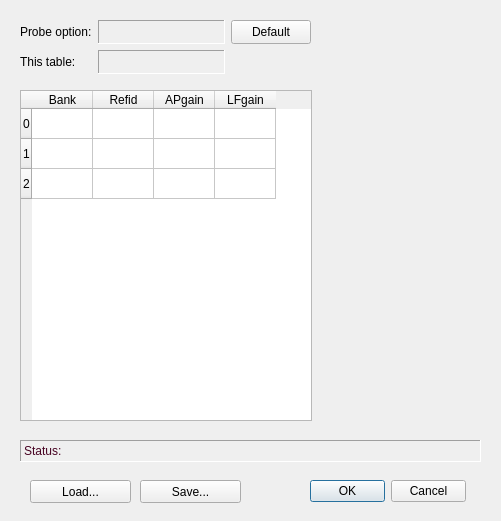
Old version of the form Forms/IMROEditor.ui in the repository billkarsh/SpikeGLX.
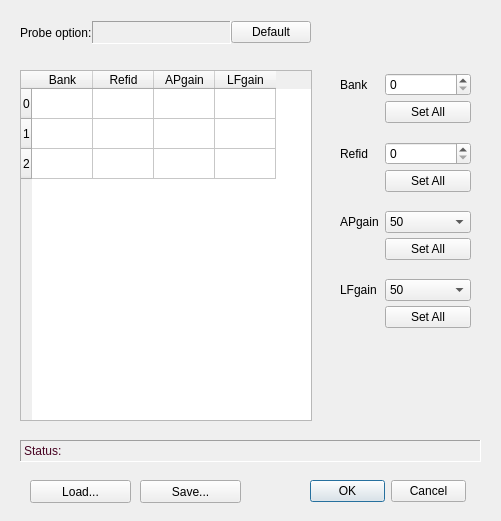
New version of the form.

Commit message: IMROEditor more features

```diff
--- a/Forms/IMROEditor.ui
+++ b/Forms/IMROEditor.ui
@@ -45,9 +45,9 @@
    <property name="geometry">
     <rect>
      <x>20</x>
-     <y>90</y>
+     <y>70</y>
      <width>292</width>
-     <height>331</height>
+     <height>351</height>
     </rect>
    </property>
    <property name="sizePolicy">
@@ -186,30 +186,253 @@
     <string>Save...</string>
    </property>
   </widget>
-  <widget class="QWidget" name="gridLayoutWidget">
+  <widget class="QWidget" name="gridLayoutWidget_2">
+   <property name="geometry">
+    <rect>
+     <x>340</x>
+     <y>70</y>
+     <width>131</width>
+     <height>261</height>
+    </rect>
+   </property>
+   <layout class="QGridLayout" name="gridLayout_2">
+    <property name="verticalSpacing">
+     <number>2</number>
+    </property>
+    <item row="0" column="0">
+     <widget class="QLabel" name="label">
+      <property name="sizePolicy">
+       <sizepolicy hsizetype="Preferred" vsizetype="Preferred">
+        <horstretch>0</horstretch>
+        <verstretch>0</verstretch>
+       </sizepolicy>
+      </property>
+      <property name="text">
+       <string>Bank</string>
+      </property>
+     </widget>
+    </item>
+    <item row="3" column="0">
+     <widget class="QLabel" name="label_2">
+      <property name="text">
+       <string>Refid</string>
+      </property>
+     </widget>
+    </item>
+    <item row="4" column="1">
+     <widget class="QPushButton" name="refidBut">
+      <property name="text">
+       <string>Set All</string>
+      </property>
+     </widget>
+    </item>
+    <item row="3" column="1">
+     <widget class="QSpinBox" name="refidSB">
+      <property name="sizePolicy">
+       <sizepolicy hsizetype="MinimumExpanding" vsizetype="Fixed">
+        <horstretch>0</horstretch>
+        <verstretch>0</verstretch>
+       </sizepolicy>
+      </property>
+     </widget>
+    </item>
+    <item row="0" column="1">
+     <widget class="QSpinBox" name="bankSB">
+      <property name="sizePolicy">
+       <sizepolicy hsizetype="MinimumExpanding" vsizetype="Fixed">
+        <horstretch>0</horstretch>
+        <verstretch>0</verstretch>
+       </sizepolicy>
+      </property>
+     </widget>
+    </item>
+    <item row="7" column="1">
+     <widget class="QPushButton" name="apBut">
+      <property name="text">
+       <string>Set All</string>
+      </property>
+     </widget>
+    </item>
+    <item row="5" column="1">
+     <spacer name="verticalSpacer_2">
+      <property name="orientation">
+       <enum>Qt::Vertical</enum>
+      </property>
+      <property name="sizeType">
+       <enum>QSizePolicy::Fixed</enum>
+      </property>
+      <property name="sizeHint" stdset="0">
+       <size>
+        <width>20</width>
+        <height>14</height>
+       </size>
+      </property>
+     </spacer>
+    </item>
+    <item row="9" column="0">
+     <widget class="QLabel" name="label_4">
+      <property name="text">
+       <string>LFgain</string>
+      </property>
+     </widget>
+    </item>
+    <item row="8" column="1">
+     <spacer name="verticalSpacer_3">
+      <property name="orientation">
+       <enum>Qt::Vertical</enum>
+      </property>
+      <property name="sizeType">
+       <enum>QSizePolicy::Fixed</enum>
+      </property>
+      <property name="sizeHint" stdset="0">
+       <size>
+        <width>20</width>
+        <height>14</height>
+       </size>
+      </property>
+     </spacer>
+    </item>
+    <item row="2" column="1">
+     <spacer name="verticalSpacer">
+      <property name="orientation">
+       <enum>Qt::Vertical</enum>
+      </property>
+      <property name="sizeType">
+       <enum>QSizePolicy::Fixed</enum>
+      </property>
+      <property name="sizeHint" stdset="0">
+       <size>
+        <width>20</width>
+        <height>14</height>
+       </size>
+      </property>
+     </spacer>
+    </item>
+    <item row="9" column="1">
+     <widget class="QComboBox" name="lfCB">
+      <item>
+       <property name="text">
+        <string>50</string>
+       </property>
+      </item>
+      <item>
+       <property name="text">
+        <string>125</string>
+       </property>
+      </item>
+      <item>
+       <property name="text">
+        <string>250</string>
+       </property>
+      </item>
+      <item>
+       <property name="text">
+        <string>500</string>
+       </property>
+      </item>
+      <item>
+       <property name="text">
+        <string>1000</string>
+       </property>
+      </item>
+      <item>
+       <property name="text">
+        <string>1500</string>
+       </property>
+      </item>
+      <item>
+       <property name="text">
+        <string>2000</string>
+       </property>
+      </item>
+      <item>
+       <property name="text">
+        <string>2500</string>
+       </property>
+      </item>
+     </widget>
+    </item>
+    <item row="1" column="1">
+     <widget class="QPushButton" name="bankBut">
+      <property name="text">
+       <string>Set All</string>
+      </property>
+     </widget>
+    </item>
+    <item row="6" column="0">
+     <widget class="QLabel" name="label_3">
+      <property name="text">
+       <string>APgain</string>
+      </property>
+     </widget>
+    </item>
+    <item row="6" column="1">
+     <widget class="QComboBox" name="apCB">
+      <item>
+       <property name="text">
+        <string>50</string>
+       </property>
+      </item>
+      <item>
+       <property name="text">
+        <string>125</string>
+       </property>
+      </item>
+      <item>
+       <property name="text">
+        <string>250</string>
+       </property>
+      </item>
+      <item>
+       <property name="text">
+        <string>500</string>
+       </property>
+      </item>
+      <item>
+       <property name="text">
+        <string>1000</string>
+       </property>
+      </item>
+      <item>
+       <property name="text">
+        <string>1500</string>
+       </property>
+      </item>
+      <item>
+       <property name="text">
+        <string>2000</string>
+       </property>
+      </item>
+      <item>
+       <property name="text">
+        <string>2500</string>
+       </property>
+      </item>
+     </widget>
+    </item>
+    <item row="10" column="1">
+     <widget class="QPushButton" name="lfBut">
+      <property name="text">
+       <string>Set All</string>
+      </property>
+     </widget>
+    </item>
+   </layout>
+  </widget>
+  <widget class="QWidget" name="horizontalLayoutWidget">
    <property name="geometry">
     <rect>
      <x>20</x>
      <y>20</y>
      <width>291</width>
-     <height>54</height>
+     <height>25</height>
     </rect>
    </property>
-   <layout class="QGridLayout" name="gridLayout">
-    <item row="0" column="3">
-     <widget class="QPushButton" name="defaultBut">
-      <property name="sizePolicy">
-       <sizepolicy hsizetype="Minimum" vsizetype="Preferred">
-        <horstretch>0</horstretch>
-        <verstretch>0</verstretch>
-       </sizepolicy>
-      </property>
-      <property name="text">
-       <string>Default</string>
-      </property>
-     </widget>
-    </item>
-    <item row="0" column="0">
+   <layout class="QHBoxLayout" name="horizontalLayout">
+    <property name="spacing">
+     <number>0</number>
+    </property>
+    <item>
      <widget class="QLabel" name="prbHdr">
       <property name="sizePolicy">
        <sizepolicy hsizetype="Preferred" vsizetype="Preferred">
@@ -222,20 +445,13 @@
       </property>
      </widget>
     </item>
-    <item row="1" column="0">
-     <widget class="QLabel" name="tblHdr">
-      <property name="text">
-       <string>This table:</string>
-      </property>
-     </widget>
-    </item>
-    <item row="0" column="1" colspan="2">
+    <item>
      <widget class="QLabel" name="prbLbl">
       <property name="enabled">
        <bool>true</bool>
       </property>
       <property name="sizePolicy">
-       <sizepolicy hsizetype="Preferred" vsizetype="Preferred">
+       <sizepolicy hsizetype="Expanding" vsizetype="Fixed">
         <horstretch>1</horstretch>
         <verstretch>0</verstretch>
        </sizepolicy>
@@ -297,71 +513,16 @@
       </property>
      </widget>
     </item>
-    <item row="1" column="1" colspan="2">
-     <widget class="QLabel" name="tblLbl">
-      <property name="enabled">
-       <bool>true</bool>
-      </property>
+    <item>
+     <widget class="QPushButton" name="defaultBut">
       <property name="sizePolicy">
-       <sizepolicy hsizetype="Preferred" vsizetype="Preferred">
-        <horstretch>1</horstretch>
+       <sizepolicy hsizetype="Minimum" vsizetype="Fixed">
+        <horstretch>0</horstretch>
         <verstretch>0</verstretch>
        </sizepolicy>
       </property>
-      <property name="minimumSize">
-       <size>
-        <width>0</width>
-        <height>23</height>
-       </size>
-      </property>
-      <property name="palette">
-       <palette>
-        <active>
-         <colorrole role="WindowText">
-          <brush brushstyle="SolidPattern">
-           <color alpha="255">
-            <red>71</red>
-            <green>3</green>
-            <blue>34</blue>
-           </color>
-          </brush>
-         </colorrole>
-        </active>
-        <inactive>
-         <colorrole role="WindowText">
-          <brush brushstyle="SolidPattern">
-           <color alpha="255">
-            <red>71</red>
-            <green>3</green>
-            <blue>34</blue>
-           </color>
-          </brush>
-         </colorrole>
-        </inactive>
-        <disabled>
-         <colorrole role="WindowText">
-          <brush brushstyle="SolidPattern">
-           <color alpha="255">
-            <red>106</red>
-            <green>104</green>
-            <blue>100</blue>
-           </color>
-          </brush>
-         </colorrole>
-        </disabled>
-       </palette>
-      </property>
-      <property name="frameShape">
-       <enum>QFrame::Panel</enum>
-      </property>
-      <property name="frameShadow">
-       <enum>QFrame::Sunken</enum>
-      </property>
-      <property name="lineWidth">
-       <number>1</number>
-      </property>
       <property name="text">
-       <string/>
+       <string>Default</string>
       </property>
      </widget>
     </item>
```
Left out of the diff: 8 changed lines with no effect on the pictures. The commit also changes 2 other files.
